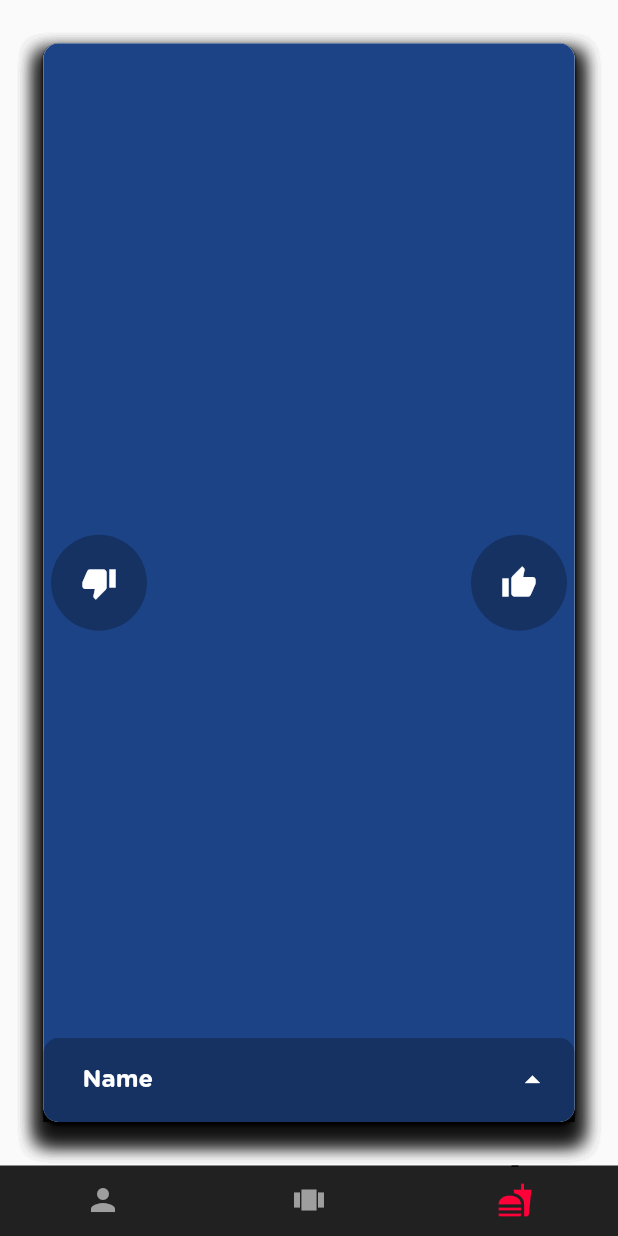
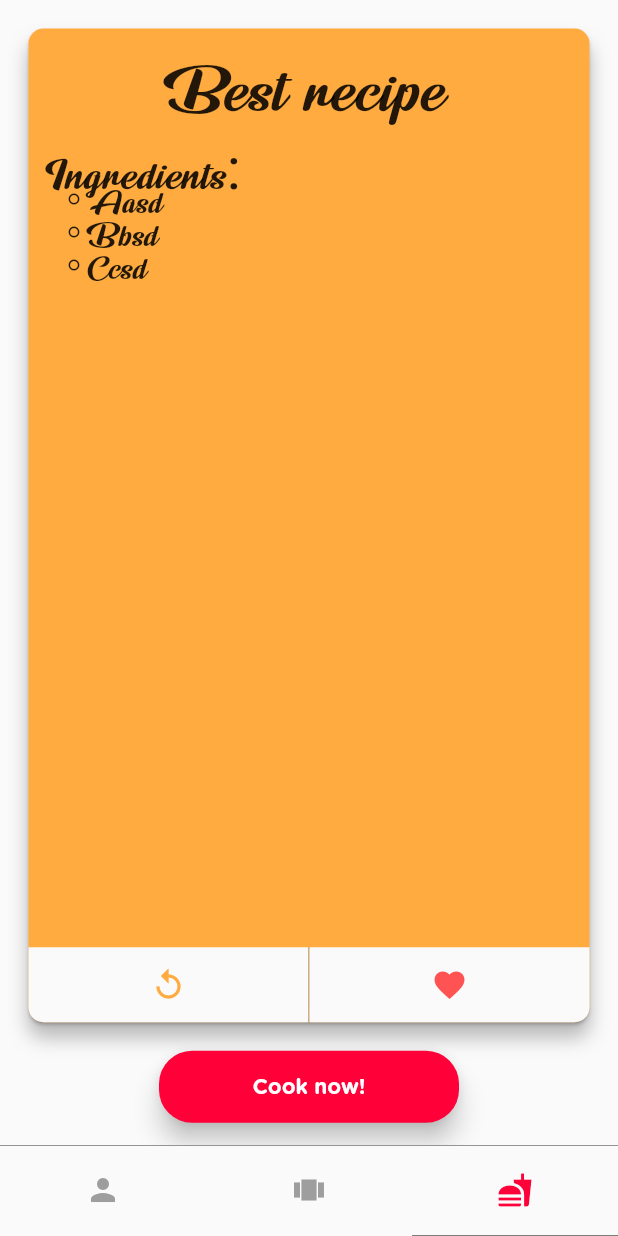
Before and after one commit to Accedia/Yamly-mobile, a Flutter app: the HomePage screen opened directly, swiped to page 3, on a phone screen of 412 x 824 dp. Run offline on Flutter 3.47's test engine with Material 2 defaults, Android fonts, the phone set to English and light mode, and no system bars; our stand-ins replace camera, cloud_firestore, firebase_auth, google_sign_in, permission_handler, rxdart; missing offline and left inert: firebase_ml_vision; accounts and stored records are empty.

Commit message:
Added a recipe screen

```diff
--- a/yamly/lib/home.dart
+++ b/yamly/lib/home.dart
@@ -2,13 +2,15 @@ import 'package:flutter/material.dart';
 import 'package:yamly/colors.dart';
 import 'package:yamly/products.dart';
 import 'package:yamly/profile.dart';
+import 'package:yamly/recipe.dart';
 
 class HomePage extends StatefulWidget {
   @override
   HomePageState createState() => HomePageState();
 }
 
-class HomePageState extends State<HomePage> with SingleTickerProviderStateMixin {
+class HomePageState extends State<HomePage>
+    with SingleTickerProviderStateMixin {
   TabController _tabController;
   var _pageController = PageController(initialPage: 1);
   List<NavTab> tabList;
@@ -21,7 +23,8 @@ class HomePageState extends State<HomePage> with SingleTickerProviderStateMixin
 
     initTabData();
 
-    _tabController = TabController(length: tabList.length, vsync: this, initialIndex: 1);
+    _tabController =
+        TabController(length: tabList.length, vsync: this, initialIndex: 1);
     _tabController.addListener(() {
       if (_tabController.indexIsChanging) {
         onPageChange(_tabController.index, p: _pageController);
@@ -33,7 +36,7 @@ class HomePageState extends State<HomePage> with SingleTickerProviderStateMixin
     tabList = [
       NavTab(1, Icon(Icons.person), ProfilePage()),
       NavTab(2, Icon(Icons.view_carousel), ProductsPage()),
-      NavTab(3, Icon(Icons.fastfood), ProductsPage())
+      NavTab(3, Icon(Icons.fastfood), RecipeScreen())
     ];
   }
 
@@ -64,24 +67,28 @@ class HomePageState extends State<HomePage> with SingleTickerProviderStateMixin
                   return tabList[index].widget;
                 })),
         bottomNavigationBar: Container(
-        color: Colors.black87,
+          decoration: BoxDecoration(
+              color: Colors.transparent,
+              border: new Border(
+                  top: BorderSide(
+                      color: Theme.of(context).unselectedWidgetColor,
+                      width: 0.5))),
           child: SafeArea(
               child: Container(
+                  height: 60,
                   child: TabBar(
                       controller: _tabController,
                       indicatorColor: Colors.black,
-                labelColor: Style.PrimaryColor,
+                      labelColor: Theme.of(context).primaryColor,
                       unselectedLabelColor: Colors.grey,
                       indicatorWeight: 1,
                       indicator: UnderlineTabIndicator(
-                    borderSide: BorderSide(color: Colors.black, width: 1.0),
-                    insets: EdgeInsets.fromLTRB(70.0, 0.0, 70.0, 46)),
+                          borderSide: BorderSide(width: 0),
+                          insets: EdgeInsets.all(0)),
                       tabs: tabList.map((item) {
                         return Tab(icon: item.icon);
-                }).toList()))
-        ),
-      )
-    );
+                      }).toList()))),
+        ));
   }
 }
 
--- a/yamly/lib/login.dart
+++ b/yamly/lib/login.dart
@@ -48,13 +48,13 @@ class LoginPageState extends State<LoginPage> {
 
   Widget progressIndicator() {
     return CircularProgressIndicator(
-      valueColor: AlwaysStoppedAnimation<Color>(Style.PrimaryColor));
+        valueColor:
+            AlwaysStoppedAnimation<Color>(Theme.of(context).primaryColor));
   }
 
   Widget materialButton() {
     return Material(
-          shape:
-              RoundedRectangleBorder(borderRadius: BorderRadius.circular(22.0)),
+      shape: RoundedRectangleBorder(borderRadius: BorderRadius.circular(22.0)),
       elevation: 7,
       color: Style.PrimaryColor,
       clipBehavior: Clip.antiAlias,
@@ -62,11 +62,11 @@ class LoginPageState extends State<LoginPage> {
         padding: EdgeInsets.symmetric(vertical: 15),
         minWidth: 200,
         textColor: Colors.white,
-            child: Text("Login with Google"),
+        child: Text("Sign In"),
         onPressed: () {
           authService.googleSignIn().then((user) {
-                Navigator.pushReplacement(context,
-                    MaterialPageRoute(builder: (context) => HomePage()));
+            Navigator.pushReplacement(
+                context, MaterialPageRoute(builder: (context) => HomePage()));
           });
         },
       ),
--- a/yamly/lib/main.dart
+++ b/yamly/lib/main.dart
@@ -8,7 +8,8 @@ class MyApp extends StatelessWidget {
   @override
   Widget build(BuildContext context) {
     return MaterialApp(
-        title: 'Flutter Demo',
+        debugShowCheckedModeBanner: false,
+        title: 'Yamly',
         theme: ThemeData(
             primaryColor: Style.PrimaryColor, fontFamily: 'GothamRounded'),
         home: LoginPage());
--- a/yamly/lib/profile.dart
+++ b/yamly/lib/profile.dart
@@ -47,7 +47,7 @@ class ProfilePage extends StatelessWidget {
               shape: RoundedRectangleBorder(
                   borderRadius: BorderRadius.circular(22.0)),
               elevation: 7,
-              color: Style.PrimaryColor,
+              color: Theme.of(context).primaryColor,
               clipBehavior: Clip.antiAlias,
               child: MaterialButton(
                 padding: EdgeInsets.symmetric(vertical: 15),
--- /dev/null
+++ b/yamly/lib/recipe.dart
@@ -0,0 +1,145 @@
+import 'package:flutter/material.dart';
+import 'package:flutter/widgets.dart';
+
+class RecipeScreen extends StatelessWidget {
+  @override
+  Widget build(BuildContext context) {
+    return Scaffold(
+        body: SafeArea(
+            child: Container(
+                padding:
+                    EdgeInsets.only(top: 15, left: 15, right: 15, bottom: 15),
+                child: Column(
+                  children: <Widget>[
+                    Expanded(
+                      child: Card(
+                        shape: RoundedRectangleBorder(
+                            borderRadius: BorderRadius.circular(10)),
+                        child: Container(
+                            decoration: new BoxDecoration(
+                                borderRadius: BorderRadius.circular(10),
+                                color: Colors.orangeAccent,
+                                boxShadow: [
+                                  new BoxShadow(
+                                    offset: Offset(0, 10),
+                                    color: Colors.black26,
+                                    blurRadius: 10.0,
+                                  ),
+                                ]),
+                            child: Stack(
+                              children: <Widget>[
+                                Padding(
+                                  padding: EdgeInsets.only(
+                                      top: 10, left: 15, right: 15, bottom: 15),
+                                  child: Column(
+                                    crossAxisAlignment:
+                                        CrossAxisAlignment.start,
+                                    children: <Widget>[
+                                      Container(
+                                          child: Center(
+                                        child: Text("Best recipe",
+                                            style: TextStyle(
+                                                fontFamily: 'LemonJelly',
+                                                fontSize: 60)),
+                                      )),
+                                      Text(
+                                        "Ingredients:",
+                                        style: TextStyle(
+                                            fontFamily: 'LemonJelly',
+                                            fontSize: 40),
+                                        textAlign: TextAlign.left,
+                                      ),
+                                      Transform.translate(
+                                        offset: Offset(0, -10),
+                                        child: Padding(
+                                          padding: EdgeInsets.only(left: 10),
+                                          child: Text("◦ Aasd\n◦ Bbsd\n◦ Ccsd",
+                                              style: TextStyle(
+                                                  fontFamily: 'LemonJelly',
+                                                  fontSize: 30,
+                                                  height: 0.7),
+                                              textAlign: TextAlign.left),
+                                        ),
+                                      )
+                                    ],
+                                  ),
+                                ),
+                                Align(
+                                    alignment: Alignment.bottomCenter,
+                                    child: Row(
+                                      mainAxisAlignment:
+                                          MainAxisAlignment.spaceEvenly,
+                                      children: <Widget>[
+                                        Expanded(
+                                          child: Container(
+                                            width: 50,
+                                            height: 50,
+                                            child: FlatButton(
+                                              shape: RoundedRectangleBorder(
+                                                  borderRadius:
+                                                      BorderRadius.only(
+                                                          bottomLeft:
+                                                              Radius.circular(
+                                                                  10))),
+                                              color:
+                                                  Theme.of(context).canvasColor,
+                                              child: Center(
+                                                  child: Icon(Icons.replay,
+                                                      color:
+                                                          Colors.orangeAccent)),
+                                              onPressed: () {},
+                                            ),
+                                          ),
+                                        ),
+                                        Container(
+                                            width: 0.5,
+                                            height: 50,
+                                            decoration: BoxDecoration(
+                                                color: Theme.of(context)
+                                                    .unselectedWidgetColor)),
+                                        Expanded(
+                                          child: Container(
+                                            width: 50,
+                                            height: 50,
+                                            child: FlatButton(
+                                              shape: RoundedRectangleBorder(
+                                                  borderRadius:
+                                                      BorderRadius.only(
+                                                          bottomRight:
+                                                              Radius.circular(
+                                                                  10))),
+                                              color:
+                                                  Theme.of(context).canvasColor,
+                                              child: Center(
+                                                  child: Icon(Icons.favorite,
+                                                      color: Colors.redAccent)),
+                                              onPressed: () {},
+                                            ),
+                                          ),
+                                        ),
+                                      ],
+                                    ))
+                              ],
+                            )),
+                      ),
+                    ),
+                    SizedBox(
+                      height: 15,
+                    ),
+                    Material(
+                      shape: RoundedRectangleBorder(
+                          borderRadius: BorderRadius.circular(22.0)),
+                      elevation: 7,
+                      color: Theme.of(context).primaryColor,
+                      clipBehavior: Clip.antiAlias,
+                      child: MaterialButton(
+                        minWidth: 200,
+                        textColor: Colors.white,
+                        child: Text("Cook now!"),
+                        onPressed: () {},
+                      ),
+                    ),
+                  ],
+                ))));
+  }
+}
--- a/yamly/pubspec.yaml
+++ b/yamly/pubspec.yaml
@@ -90,6 +90,9 @@ flutter:
   assets:
     - images/logo.png
     - images/hot-dog.jpg
+    - images/ic_pot.png
+    - images/ic_refresh.png
+    - images/ic_star.png
 
   fonts:
     - family: GothamRounded
@@ -99,3 +102,6 @@ flutter:
           style: italic
         - asset: fonts/GothamRounded-Bold.otf
           weight: 700
+    - family: LemonJelly
+      fonts:
+        - asset: fonts/LemonJelly.ttf
```
Also changed, not shown: yamly/fonts/Cassandra.ttf (added), yamly/fonts/LemonJelly.ttf (added), yamly/images/ic_pot.png (added), yamly/images/ic_refresh.png (added), yamly/images/ic_star.png (added). Lines whose indentation alone changed are shown as unchanged.
